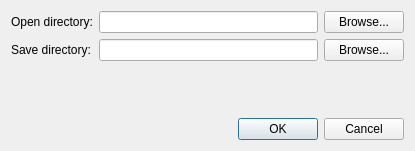
Qt form src/plugins/torrent/addmultipletorrents.ui (0xd34df00d/leechcraft) before a commit.
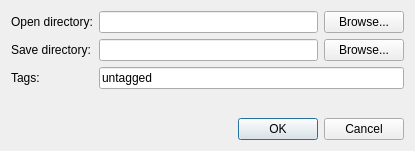
The same form after that commit. Icons and pictures are not drawn.

Commit message: + BitTorrent: FS#130: Allow user to enter tags for torrents in   multitorrent open dialog. * BitTorrent: Some code fixups.

What changed in the file:
```diff
--- a/src/plugins/torrent/addmultipletorrents.ui
+++ b/src/plugins/torrent/addmultipletorrents.ui
@@ -60,6 +60,20 @@
        </item>
       </layout>
      </item>
+     <item row="2" column="0" >
+      <widget class="QLabel" name="label_3" >
+       <property name="text" >
+        <string>Tags:</string>
+       </property>
+      </widget>
+     </item>
+     <item row="2" column="1" >
+      <widget class="QLineEdit" name="TagsEdit_" >
+       <property name="text" >
+        <string>untagged</string>
+       </property>
+      </widget>
+     </item>
     </layout>
    </item>
    <item>
```
Left out of the diff: 7 changed lines with no effect on the pictures. The commit also changes 3 other files.
